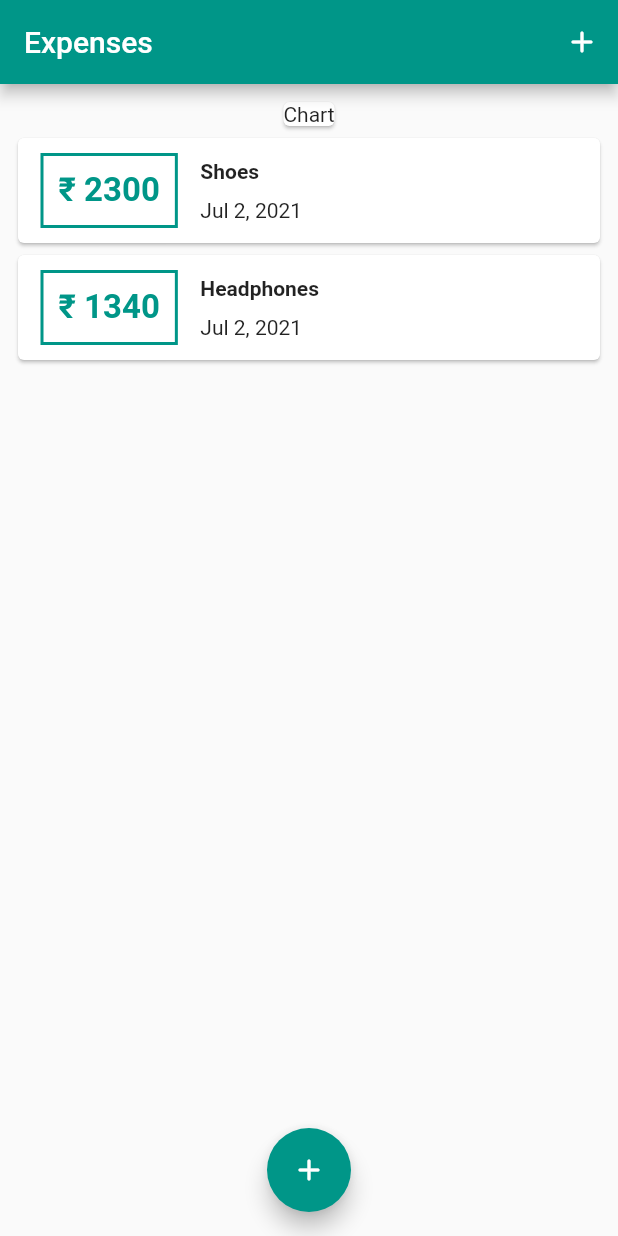
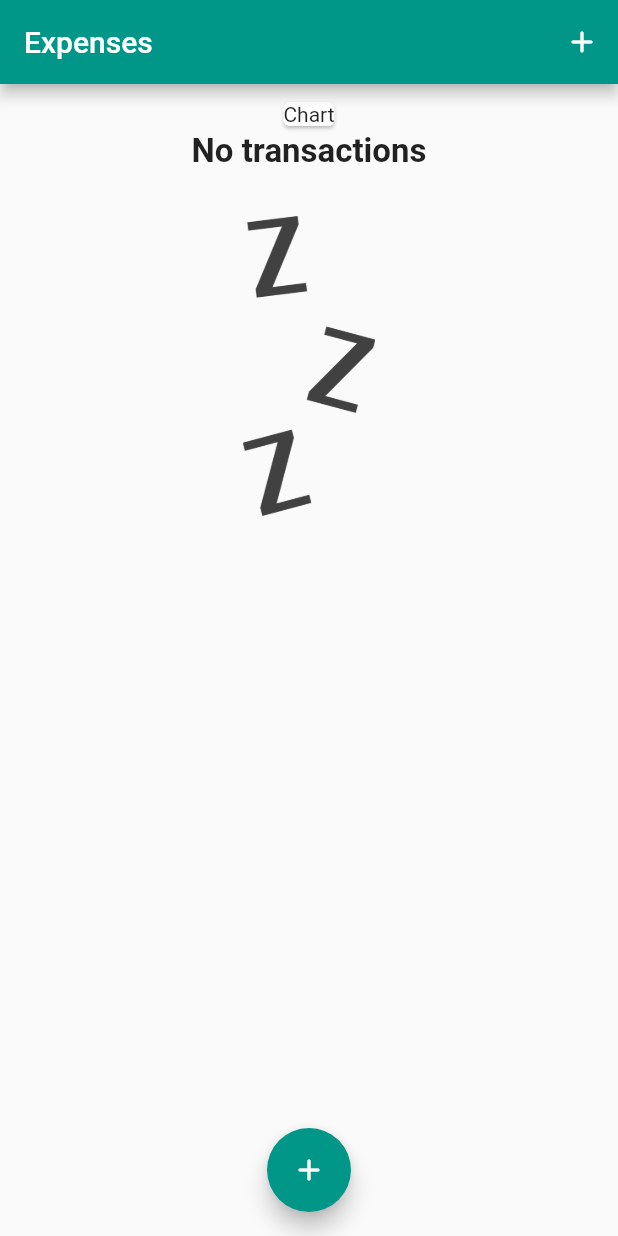
Before and after one commit to Basith-P/Personal-Expense-Tracker, a Flutter app: the screen it shows after launch, on a phone screen of 412 x 824 dp. Run offline on Flutter 3.47's test engine with Material 2 defaults, Android fonts, the phone set to English and light mode, and no system bars.

Commit message:
Add no no transactions screen with image

```diff
--- a/lib/screens/home_page.dart
+++ b/lib/screens/home_page.dart
@@ -11,18 +11,18 @@ class HomePage extends StatefulWidget {
 
 class _HomePageState extends State<HomePage> {
   final List<Transaction> _userTransactions = [
-    Transaction(
-      id: 't1',
-      title: 'Shoes',
-      amount: 2300,
-      date: DateTime.now(),
-    ),
-    Transaction(
-      id: 't1',
-      title: 'Headphones',
-      amount: 1340,
-      date: DateTime.now(),
-    ),
+    // Transaction(
+    //   id: 't1',
+    //   title: 'Shoes',
+    //   amount: 2300,
+    //   date: DateTime.now(),
+    // ),
+    // Transaction(
+    //   id: 't1',
+    //   title: 'Headphones',
+    //   amount: 1340,
+    //   date: DateTime.now(),
+    // ),
   ];
 
   void _addNewTx(String txTitle, int txAmount) {
--- a/lib/widgets/transaction_list.dart
+++ b/lib/widgets/transaction_list.dart
@@ -11,7 +11,28 @@ class TransactionList extends StatelessWidget {
   Widget build(BuildContext context) {
     return Container(
       height: 300,
-      child: ListView.builder(
+      child: transactions.isEmpty
+          ? Center(
+              child: Column(
+                children: [
+                  Text(
+                    'No transactions',
+                    style: TextStyle(fontWeight: FontWeight.bold, fontSize: 22),
+                  ),
+                  const SizedBox(
+                    height: 30,
+                  ),
+                  Container(
+                    height: 200,
+                    child: Image.asset(
+                      'assets/images/waiting.png',
+                      fit: BoxFit.cover,
+                    ),
+                  ),
+                ],
+              ),
+            )
+          : ListView.builder(
               itemCount: transactions.length,
               itemBuilder: (ctx, index) {
                 return Card(
@@ -26,7 +47,8 @@ class TransactionList extends StatelessWidget {
                             width: 2,
                           ),
                         ),
-                  margin: EdgeInsets.symmetric(horizontal: 15, vertical: 10),
+                        margin:
+                            EdgeInsets.symmetric(horizontal: 15, vertical: 10),
                         padding: EdgeInsets.all(10),
                         child: Text(
                           '₹ ${transactions[index].amount}',
--- a/pubspec.yaml
+++ b/pubspec.yaml
@@ -31,8 +31,8 @@ flutter:
    uses-material-design: true
 
    # To add assets to your application, add an assets section, like this:
-   # assets:
-   #   - images/a_dot_burr.jpeg
+   assets:
+      - assets/images/waiting.png
    #   - images/a_dot_ham.jpeg
 
    # An image asset can refer to one or more resolution-specific "variants", see
```
Also changed, not shown: assets/images/waiting.png (added). Lines whose indentation alone changed are shown as unchanged.
